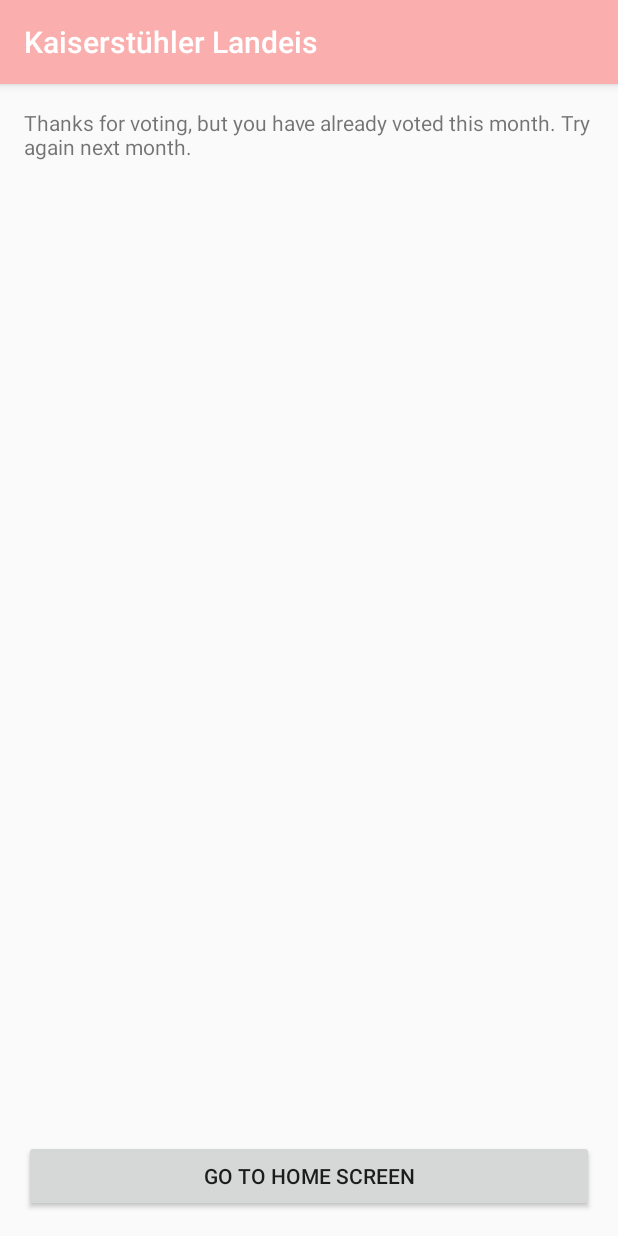
After one commit to jonklep96/KaiserApp, an Android app: the VotingErrorActivity screen opened directly, with no data from a screen before it, on a phone screen of 412 x 824 dp. The commit adds this screen. Run offline under Robolectric (Android 15) with nearby library versions, the phone set to English and light mode, and no system bars.

Commit message:
Maybe a Working Voting System

```diff
--- a/app/build.gradle
+++ b/app/build.gradle
@@ -20,8 +20,9 @@ android {
 }
 
 dependencies {
-    compile fileTree(dir: 'libs', include: ['*.jar'])
+    compile fileTree(include: ['*.jar'], dir: 'libs')
     testCompile 'junit:junit:4.12'
     compile 'com.android.support:appcompat-v7:23.3.0'
     compile 'com.google.android.gms:play-services:8.4.0'
+    compile files('libs/mysql-connector-java-5.1.26-bin.jar')
 }
--- a/app/src/main/AndroidManifest.xml
+++ b/app/src/main/AndroidManifest.xml
@@ -30,7 +30,7 @@
             android:name="com.google.android.maps.v2.API_KEY"
             android:value="@string/google_maps_key" />
 
-        <activity android:name=".ContactActivity">
+        <activity android:name=".VotingActivity">
             <intent-filter>
                 <action android:name="android.intent.action.MAIN" />
 
@@ -38,7 +38,8 @@
             </intent-filter>
         </activity>
         <activity android:name=".FlavorsActivity" />
-        <activity android:name=".VotingActivity" />
+        <activity android:name=".ContactActivity" />
+        <activity android:name=".VotingErrorActivity" />
     </application>
 
 </manifest>
--- /dev/null
+++ b/app/src/main/java/edu/bentley/kaiserapp/VotingErrorActivity.java
@@ -0,0 +1,23 @@
+package edu.bentley.kaiserapp;
+
+import android.content.Intent;
+import android.support.v7.app.AppCompatActivity;
+import android.os.Bundle;
+import android.view.View;
+import android.widget.Button;
+
+public class VotingErrorActivity extends AppCompatActivity {
+
+    @Override
+    protected void onCreate(Bundle savedInstanceState) {
+        super.onCreate(savedInstanceState);
+        setContentView(R.layout.activity_voting_error);
+
+        findViewById(R.id.btn_voting_home).setOnClickListener(new View.OnClickListener() {
+            @Override
+            public void onClick(View v) {
+                startActivity(new Intent(getApplicationContext(), ContactActivity.class));
+            }
+        });
+    }
+}
--- /dev/null
+++ b/app/src/main/res/layout/activity_voting_error.xml
@@ -0,0 +1,23 @@
+<?xml version="1.0" encoding="utf-8"?>
+<RelativeLayout xmlns:android="http://schemas.android.com/apk/res/android"
+    xmlns:tools="http://schemas.android.com/tools"
+    android:layout_width="match_parent"
+    android:layout_height="match_parent"
+    android:paddingBottom="@dimen/activity_vertical_margin"
+    android:paddingLeft="@dimen/activity_horizontal_margin"
+    android:paddingRight="@dimen/activity_horizontal_margin"
+    android:paddingTop="@dimen/activity_vertical_margin"
+    tools:context=".VotingErrorActivity">
+
+    <TextView
+        android:layout_width="match_parent"
+        android:layout_height="wrap_content"
+        android:text="@string/voting_error_message" />
+
+    <Button android:id="@+id/btn_voting_home"
+        android:layout_width="match_parent"
+        android:layout_height="wrap_content"
+        android:layout_alignParentBottom="true"
+        android:text="@string/btn_voting_home" />
+
+</RelativeLayout>
--- a/app/src/main/res/values/strings.xml
+++ b/app/src/main/res/values/strings.xml
@@ -2,4 +2,7 @@
     <string name="app_name">Kaiserstühler Landeis</string>
     <string name="title_activity_contact">Contact</string>
     <string name="store_address">79346 Endingen-Königschaffhausen\nUntere Guldenstr. 10</string>
+
+    <string name="voting_error_message">Thanks for voting, but you have already voted this month. Try again next month.</string>
+    <string name="btn_voting_home">Go to Home Screen</string>
 </resources>
```
Also changed, not shown: app/src/main/java/edu/bentley/kaiserapp/VotingActivity.java (+67 -0 lines), app/libs/mysql-connector-java-5.1.26-bin.jar (added).
